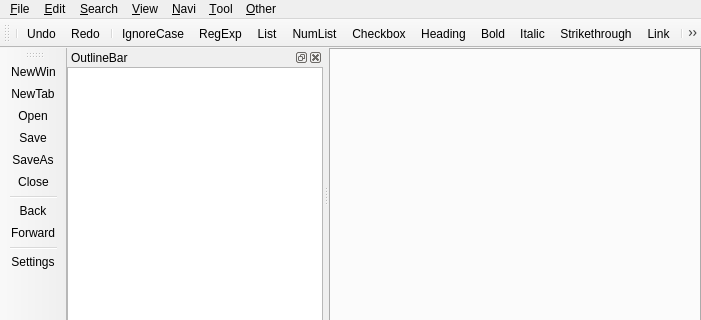
The window that viMarkdown/src/MainWindow.ui (shigmas/viMarkdown) describes before a commit, drawn with Qt 5; both pictures show x 0 to 701 and y 0 to 320 of the 701 by 580 pixel window.
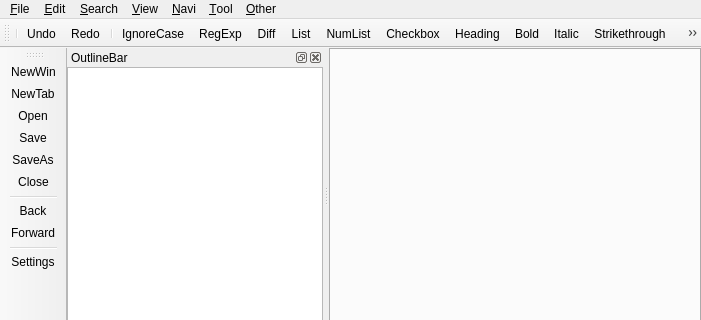
The same window after the commit. Icons and pictures are not drawn. Custom widgets are drawn as their Qt base class.

Commit message: 0577 ◎ C 07/04 07/04 03032│ToDo│diff コマンドをツールバーに追加 0578 ◎ C 07/04 07/04 03032│ToDo│diff アイコン

The edit to the form file:
```diff
--- a/viMarkdown/src/MainWindow.ui
+++ b/viMarkdown/src/MainWindow.ui
@@ -271,6 +271,7 @@
    <addaction name="separator"/>
    <addaction name="action_IgnoreCase"/>
    <addaction name="action_RegExp"/>
+   <addaction name="action_DiffMode"/>
    <addaction name="action_List"/>
    <addaction name="action_NumList"/>
    <addaction name="action_Checkbox"/>
```
Left out of the diff: 4 changed lines with no effect on the pictures. The commit also changes 3 other files.
